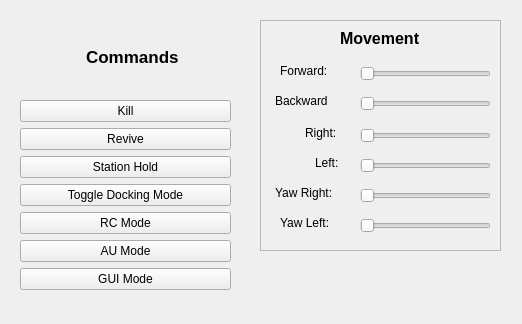
This is utils/navigator_rqt/resource/navigator_gui.ui in uf-mil/mil as Qt 5 draws it before an edit. The edited form follows.
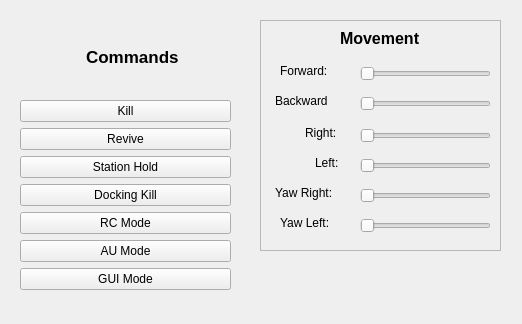
This is the edited form.

Commit message: ALARMS: Add full kill, half kill, and revive functionality

```diff
--- a/utils/navigator_rqt/resource/navigator_gui.ui
+++ b/utils/navigator_rqt/resource/navigator_gui.ui
@@ -61,7 +61,7 @@
     <item>
      <widget class="QPushButton" name="docking_mode">
       <property name="text">
-       <string>Toggle Docking Mode</string>
+       <string>Docking Kill</string>
       </property>
      </widget>
     </item>
```
The commit also changes 3 other files.
